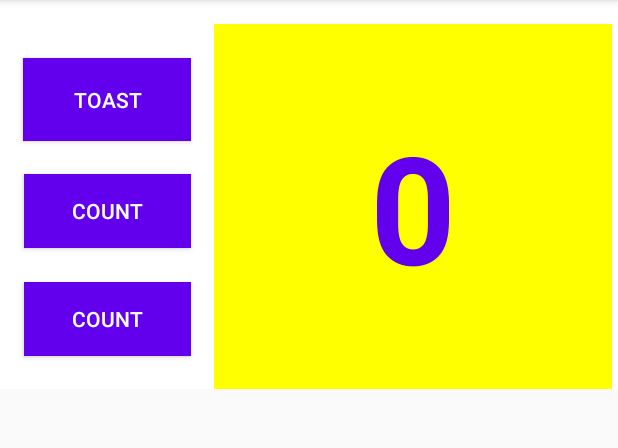
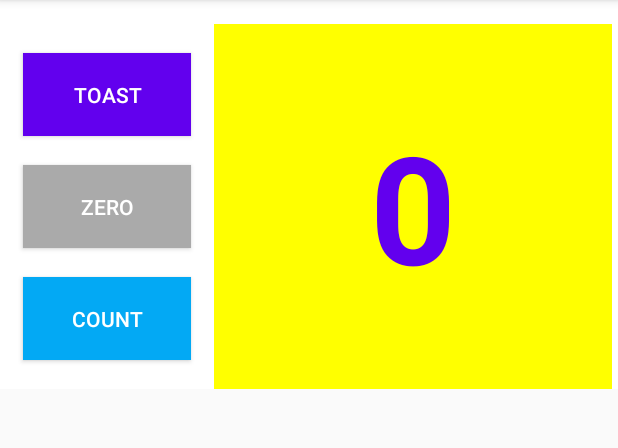
Before and after one commit to harry2909/-App_Dev_Lab2_Homework, an Android app: the screen it shows after launch (MainActivity), on a phone screen of 412 x 824 dp, the part 84-532 px from its top. Run offline under Robolectric (Android 15) with nearby library versions, the phone set to English and light mode, and no system bars.

Commit message:
Reset button now working.

```diff
--- a/app/src/main/java/com/example/lab2/MainActivity.java
+++ b/app/src/main/java/com/example/lab2/MainActivity.java
@@ -31,4 +31,9 @@ public class MainActivity extends AppCompatActivity {
             mShowCount.setText(Integer.toString(mCount));
         }
     }
+
+    public void resetCount(View view) {
+        mCount = 0;
+        mShowCount.setText(Integer.toString(mCount));
+    }
 }
--- a/app/src/main/res/layout/activity_main.xml
+++ b/app/src/main/res/layout/activity_main.xml
@@ -19,7 +19,7 @@
         android:onClick="showToast"
         android:text="@string/button_label_toast"
         android:textColor="@android:color/white"
-        app:layout_constraintBottom_toTopOf="@+id/button_count3"
+        app:layout_constraintBottom_toTopOf="@+id/button_zero"
         app:layout_constraintEnd_toStartOf="@+id/show_count"
         app:layout_constraintHorizontal_bias="0.5"
         app:layout_constraintStart_toStartOf="parent"
@@ -44,9 +44,9 @@
 
     <Button
         android:id="@+id/button_count"
-        android:layout_width="111dp"
-        android:layout_height="49dp"
-        android:background="@color/colorPrimary"
+        android:layout_width="112dp"
+        android:layout_height="55dp"
+        android:background="#03A9F4"
         android:onClick="countUp"
         android:text="@string/button_label_count"
         android:textColor="@android:color/white"
@@ -54,15 +54,15 @@
         app:layout_constraintEnd_toStartOf="@+id/show_count"
         app:layout_constraintHorizontal_bias="0.5"
         app:layout_constraintStart_toStartOf="parent"
-        app:layout_constraintTop_toBottomOf="@+id/button_count3" />
+        app:layout_constraintTop_toBottomOf="@+id/button_zero" />
 
     <Button
-        android:id="@+id/button_count3"
-        android:layout_width="111dp"
-        android:layout_height="49dp"
-        android:background="@color/colorPrimary"
-        android:onClick="countUp"
-        android:text="@string/button_label_count"
+        android:id="@+id/button_zero"
+        android:layout_width="112dp"
+        android:layout_height="55dp"
+        android:background="@android:color/darker_gray"
+        android:onClick="resetCount"
+        android:text="Zero"
         android:textColor="@android:color/white"
         app:layout_constraintBottom_toTopOf="@+id/button_count"
         app:layout_constraintEnd_toStartOf="@+id/show_count"
--- a/app/src/main/res/values/strings.xml
+++ b/app/src/main/res/values/strings.xml
@@ -3,5 +3,6 @@
     <string name="button_label_toast">Toast</string>
     <string name="button_label_count">Count</string>
     <string name="count_initial_value">0</string>
+    <string name="button_label_zero">Zero</string>
     <string name="toast_message">Hello Toast!</string>
 </resources>
```
